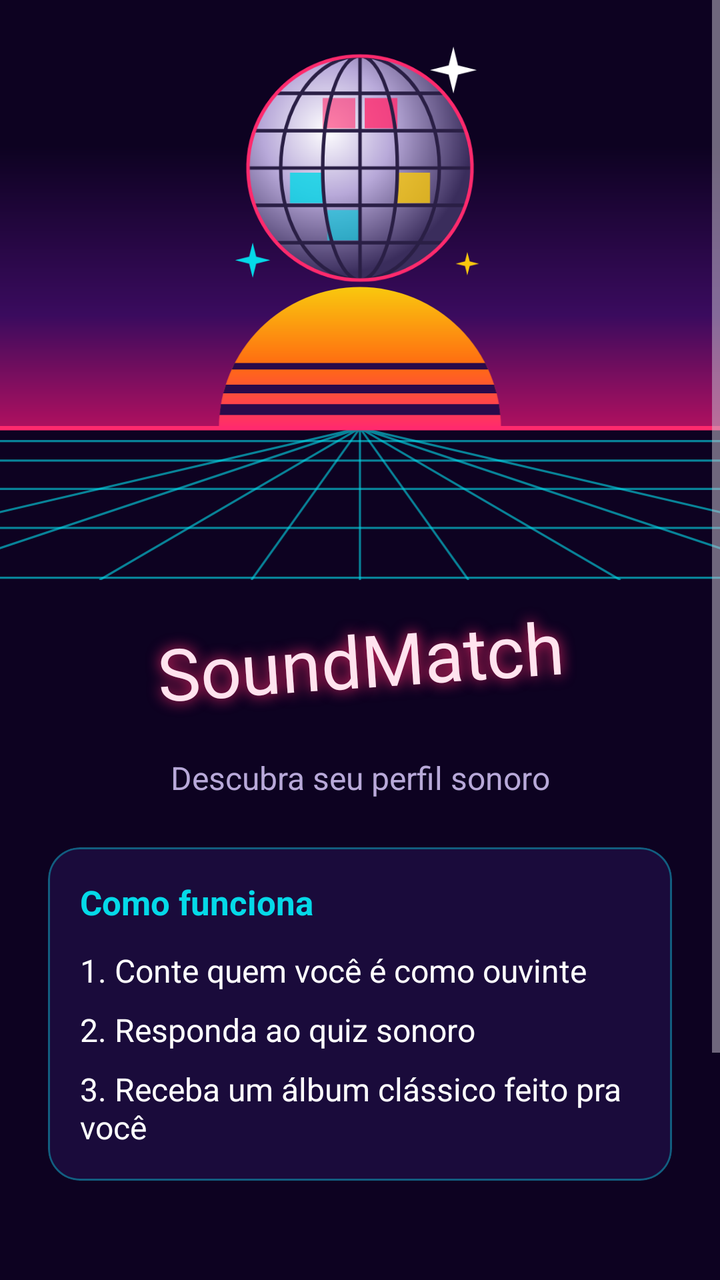
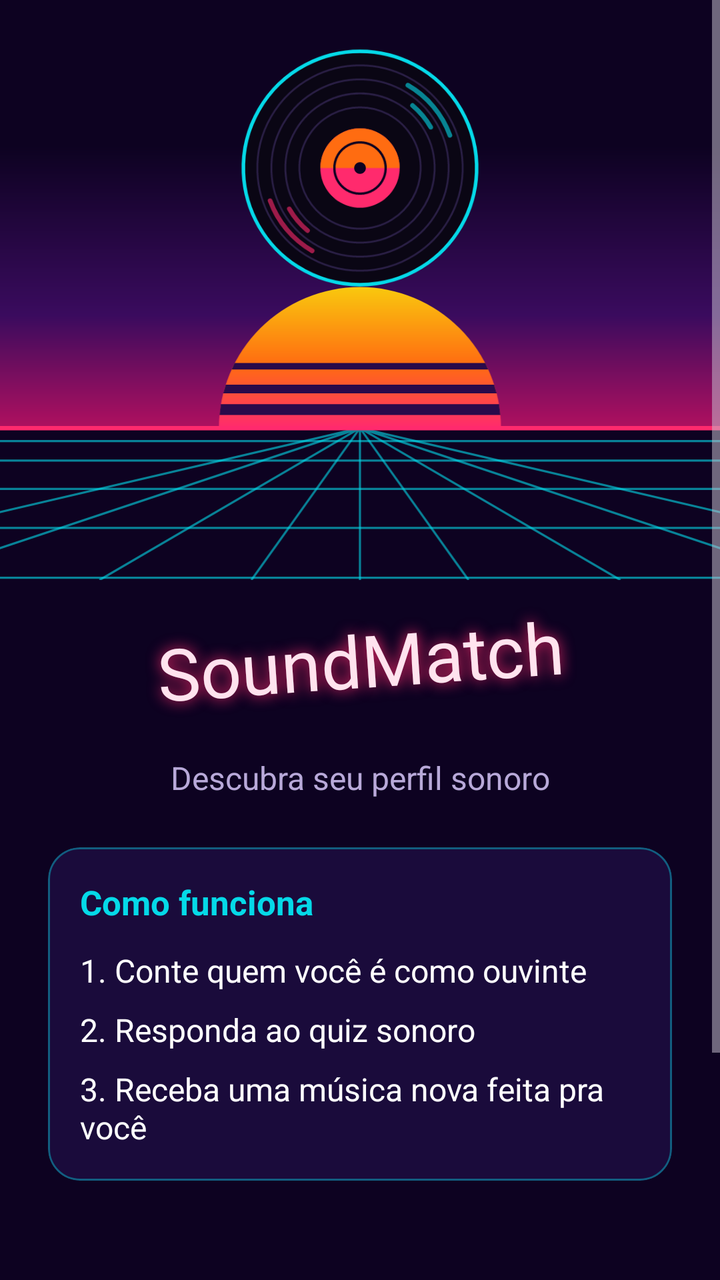

Screens rendered from an Android XML layout before and after an edit, with the pre-edit source and the edit as a unified diff.
<!-- AndroidManifest.xml: application theme Theme.SoundMatch -->
<!-- res/layout/activity_main.xml -->
<?xml version="1.0" encoding="utf-8"?>
<ScrollView xmlns:android="http://schemas.android.com/apk/res/android"
    xmlns:app="http://schemas.android.com/apk/res-auto"
    xmlns:tools="http://schemas.android.com/tools"
    android:layout_width="match_parent"
    android:layout_height="match_parent"
    android:fillViewport="true"
    android:fitsSystemWindows="true"
    tools:context=".ui.MainActivity">

    <LinearLayout
        android:layout_width="match_parent"
        android:layout_height="wrap_content"
        android:orientation="vertical"
        android:paddingBottom="32dp">

        
        <FrameLayout
            android:layout_width="match_parent"
            android:layout_height="290dp">

            <ImageView
                android:layout_width="match_parent"
                android:layout_height="217dp"
                android:layout_gravity="bottom"
                android:importantForAccessibility="no"
                android:scaleType="centerCrop"
                android:src="@drawable/bg_synthwave" />

            
            <ImageView
                android:id="@+id/imgDiscoBall"
                android:layout_width="140dp"
                android:layout_height="140dp"
                android:layout_gravity="center_horizontal"
                android:layout_marginTop="14dp"
                android:contentDescription="@string/cd_disco_ball"
                android:src="@drawable/ic_disco_ball" />
        </FrameLayout>

        <LinearLayout
            android:layout_width="match_parent"
            android:layout_height="wrap_content"
            android:orientation="vertical"
            android:paddingHorizontal="24dp">

            
            
            <TextView
                android:id="@+id/tvTitle"
                style="@style/Widget.SoundMatch.NeonTitle"
                android:layout_width="match_parent"
                android:layout_height="64dp"
                android:layout_marginTop="8dp"
                android:maxLines="1"
                android:rotation="-4"
                android:text="@string/main_title"
                app:autoSizeMaxTextSize="36sp"
                app:autoSizeMinTextSize="18sp"
                app:autoSizeTextType="uniform" />

            <TextView
                style="@style/Widget.SoundMatch.Caption"
                android:layout_width="match_parent"
                android:layout_height="wrap_content"
                android:layout_marginTop="16dp"
                android:gravity="center"
                android:text="@string/main_subtitle"
                android:textSize="16sp" />

            
            <com.google.android.material.card.MaterialCardView
                style="@style/Widget.SoundMatch.Card"
                android:layout_width="match_parent"
                android:layout_height="wrap_content"
                android:layout_marginTop="24dp">

                <LinearLayout
                    android:layout_width="match_parent"
                    android:layout_height="wrap_content"
                    android:orientation="vertical">

                    <TextView
                        android:layout_width="wrap_content"
                        android:layout_height="wrap_content"
                        android:text="@string/main_how_title"
                        android:textColor="@color/neon_cyan"
                        android:textSize="17sp"
                        android:textStyle="bold" />

                    <TextView
                        style="@style/Widget.SoundMatch.Body"
                        android:layout_width="wrap_content"
                        android:layout_height="wrap_content"
                        android:layout_marginTop="12dp"
                        android:text="@string/main_how_step1" />

                    <TextView
                        style="@style/Widget.SoundMatch.Body"
                        android:layout_width="wrap_content"
                        android:layout_height="wrap_content"
                        android:layout_marginTop="8dp"
                        android:text="@string/main_how_step2" />

                    <TextView
                        style="@style/Widget.SoundMatch.Body"
                        android:layout_width="wrap_content"
                        android:layout_height="wrap_content"
                        android:layout_marginTop="8dp"
                        android:text="@string/main_how_step3" />
                </LinearLayout>
            </com.google.android.material.card.MaterialCardView>

            
            <Button
                android:id="@+id/btnDiscover"
                style="@style/Widget.SoundMatch.Button.Primary"
                android:layout_width="match_parent"
                android:layout_height="wrap_content"
                android:layout_marginTop="32dp"
                android:text="@string/btn_discover" />

            <Button
                android:id="@+id/btnHistory"
                style="@style/Widget.SoundMatch.Button.Outlined"
                android:layout_width="match_parent"
                android:layout_height="wrap_content"
                android:layout_marginTop="12dp"
                android:text="@string/btn_history" />
        </LinearLayout>
    </LinearLayout>
</ScrollView>
<!-- resources referenced by this layout -->
<resources>
  <color name="neon_cyan">#05D9E8</color>
  <!-- drawable ic_disco_ball: vector/xml drawable (drawable, 2248 chars, omitted) -->
  <string name="btn_discover">Descobrir Meu Som</string>
  <string name="btn_history">Histórico Salvo na API</string>
  <string name="cd_disco_ball">Globo espelhado girando</string>
  <string name="main_how_step1">1. Conte quem você é como ouvinte</string>
  <string name="main_how_step2">2. Responda ao quiz sonoro</string>
  <string name="main_how_step3">3. Receba um álbum clássico feito pra você</string>
  <string name="main_how_title">Como funciona</string>
  <string name="main_subtitle">Descubra seu perfil sonoro</string>
  <string name="main_title">SoundMatch</string>
  <style name="Widget.SoundMatch.Body" parent="Widget.AppCompat.TextView">
          <item name="android:textSize">16sp</item>
          <item name="android:textColor">@color/text_primary</item>
      </style>
  <style name="Widget.SoundMatch.Button.Outlined" parent="Widget.Material3.Button.OutlinedButton">
          <item name="strokeColor">@color/neon_cyan</item>
          <item name="android:textColor">@color/neon_cyan</item>
          <item name="cornerRadius">12dp</item>
          <item name="android:minHeight">56dp</item>
      </style>
  <style name="Widget.SoundMatch.Caption" parent="Widget.AppCompat.TextView">
          <item name="android:textSize">14sp</item>
          <item name="android:textColor">@color/text_secondary</item>
      </style>
  <style name="Widget.SoundMatch.Card" parent="Widget.Material3.CardView.Outlined">
          <item name="cardBackgroundColor">@color/night_card</item>
          <item name="cardCornerRadius">16dp</item>
          <item name="strokeColor">@color/neon_cyan_soft</item>
          <item name="strokeWidth">1dp</item>
          <item name="contentPadding">16dp</item>
      </style>
  <color name="text_primary">#FFFFFF</color>
  <color name="text_secondary">#B8A9D9</color>
  <color name="night_card">#1A0B3B</color>
  <color name="neon_cyan_soft">#6605D9E8</color>
  <color name="title_glow_text">#FFE3EE</color>
  <color name="neon_magenta">#FF2A6D</color>
  <color name="night_bg">#0D0221</color>
  <!-- unchanged entries left out for length: 4 -->
</resources>

<!-- the commit's change to res/layout/activity_main.xml (unified diff, before → after) -->
@@ -14,7 +14,6 @@
         android:orientation="vertical"
         android:paddingBottom="32dp">
 
-        
         <FrameLayout
             android:layout_width="match_parent"
             android:layout_height="290dp">
@@ -27,15 +26,14 @@
                 android:scaleType="centerCrop"
                 android:src="@drawable/bg_synthwave" />
 
-            
             <ImageView
-                android:id="@+id/imgDiscoBall"
+                android:id="@+id/imgVinyl"
                 android:layout_width="140dp"
                 android:layout_height="140dp"
                 android:layout_gravity="center_horizontal"
                 android:layout_marginTop="14dp"
-                android:contentDescription="@string/cd_disco_ball"
-                android:src="@drawable/ic_disco_ball" />
+                android:contentDescription="@string/cd_vinyl"
+                android:src="@drawable/ic_vinyl" />
         </FrameLayout>
 
         <LinearLayout
@@ -44,7 +42,6 @@
             android:orientation="vertical"
             android:paddingHorizontal="24dp">
 
-            
             
             <TextView
                 android:id="@+id/tvTitle"
@@ -111,7 +108,6 @@
                 </LinearLayout>
             </com.google.android.material.card.MaterialCardView>
 
-            
             <Button
                 android:id="@+id/btnDiscover"
                 style="@style/Widget.SoundMatch.Button.Primary"
<!-- resource entries referenced after the edit -->
@@ -1,13 +1,63 @@
 <!-- resources referenced by this layout -->
 <resources>
   <color name="neon_cyan">#05D9E8</color>
-  <!-- drawable ic_disco_ball: vector/xml drawable (drawable, 2248 chars, omitted) -->
+  <!-- drawable ic_vinyl (drawable) -->
+  <?xml version="1.0" encoding="utf-8"?>
+  <vector xmlns:android="http://schemas.android.com/apk/res/android"
+      android:width="160dp"
+      android:height="160dp"
+      android:viewportWidth="120"
+      android:viewportHeight="120">
+  
+      <path
+          android:fillColor="#FF0A0614"
+          android:pathData="M60,10 A50,50 0 1,1 59.99,10 Z" />
+  
+      
+      <path
+          android:strokeColor="#FF2A1F45"
+          android:strokeWidth="0.8"
+          android:pathData="M60,16 A44,44 0 1,1 59.99,16 Z M60,22 A38,38 0 1,1 59.99,22 Z M60,28 A32,32 0 1,1 59.99,28 Z M60,34 A26,26 0 1,1 59.99,34 Z" />
+  
+      
+      <path
+          android:strokeColor="#9905D9E8"
+          android:strokeWidth="2"
+          android:strokeLineCap="round"
+          android:pathData="M80.5,24.5 A41,41 0 0,1 98.53,45.98 M82.5,33.19 A35,35 0 0,1 90.31,42.5" />
+      <path
+          android:strokeColor="#99FF2A6D"
+          android:strokeWidth="2"
+          android:strokeLineCap="round"
+          android:pathData="M39.5,95.5 A41,41 0 0,1 21.47,74.02 M37.5,86.81 A35,35 0 0,1 29.69,77.5" />
+  
+      
+      <path
+          android:fillColor="#FFFF2A6D"
+          android:pathData="M60,43 A17,17 0 1,1 59.99,43 Z" />
+      <path
+          android:fillColor="#FFFF6C11"
+          android:pathData="M43,60 A17,17 0 0,1 77,60 Z" />
+      <path
+          android:strokeColor="#FF0D0221"
+          android:strokeWidth="1"
+          android:pathData="M60,49 A11,11 0 1,1 59.99,49 Z" />
+  
+      <path
+          android:fillColor="#FF0D0221"
+          android:pathData="M60,57.5 A2.5,2.5 0 1,1 59.99,57.5 Z" />
+  
+      <path
+          android:strokeColor="#FF05D9E8"
+          android:strokeWidth="1.5"
+          android:pathData="M60,10 A50,50 0 1,1 59.99,10 Z" />
+  </vector>
   <string name="btn_discover">Descobrir Meu Som</string>
-  <string name="btn_history">Histórico Salvo na API</string>
-  <string name="cd_disco_ball">Globo espelhado girando</string>
+  <string name="btn_history">Minhas Descobertas</string>
+  <string name="cd_vinyl">Disco de vinil girando</string>
   <string name="main_how_step1">1. Conte quem você é como ouvinte</string>
   <string name="main_how_step2">2. Responda ao quiz sonoro</string>
-  <string name="main_how_step3">3. Receba um álbum clássico feito pra você</string>
+  <string name="main_how_step3">3. Receba uma música nova feita pra você</string>
   <string name="main_how_title">Como funciona</string>
   <string name="main_subtitle">Descubra seu perfil sonoro</string>
   <string name="main_title">SoundMatch</string>
